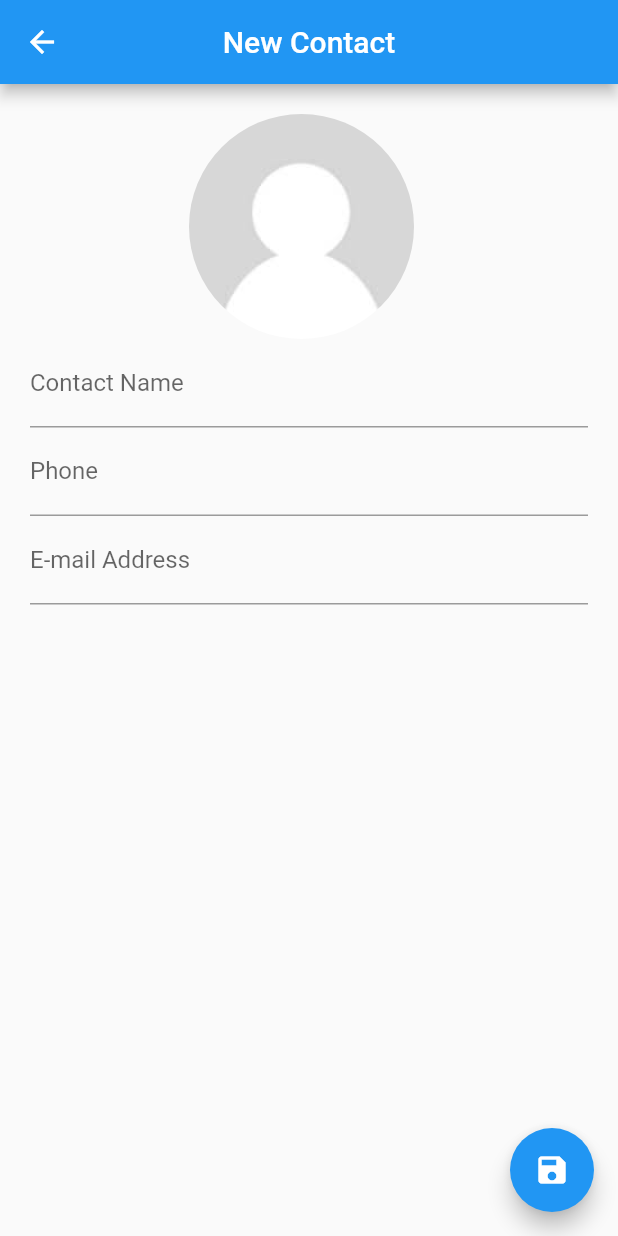
After one commit to ricardogobbo/app_6_contacts, a Flutter app: the screen it shows after launch, after a tap on the "add" icon, on a phone screen of 412 x 824 dp. The commit adds this screen. Run offline on Flutter 3.47's test engine with Material 2 defaults, Android fonts, the phone set to English and light mode, and no system bars; our stand-ins replace sqflite; accounts and stored records are empty.

Commit message:
Edição e criação de contatos

```diff
--- /dev/null
+++ b/lib/src/views/ContactEditView.dart
@@ -0,0 +1,113 @@
+import 'package:app_6_contacts/src/models/Contact.dart';
+import 'package:flutter/material.dart';
+
+class ContactEditView extends StatefulWidget {
+
+  final Contact contact;
+
+  ContactEditView({this.contact});
+
+  @override
+  _ContactEditViewState createState() => _ContactEditViewState();
+}
+
+class _ContactEditViewState extends State<ContactEditView> {
+
+  final _nameController = TextEditingController();
+  final _phoneController = TextEditingController();
+  final _emailController = TextEditingController();
+
+  bool _userEdited = false;
+  Contact _editingContact;
+
+
+  @override
+  void initState() {
+    setState(() {
+      if(widget.contact == null){
+        _editingContact = Contact.fromMap({});
+      }else{
+        _editingContact = widget.contact;
+        _nameController.text = _editingContact.name;
+        _phoneController.text = _editingContact.phone;
+        _emailController.text = _editingContact.email;
+      }
+    });
+  }
+
+  @override
+  Widget build(BuildContext context) {
+    return Scaffold(
+
+
+      appBar: AppBar(
+        title: Text(_editingContact.id == null ? "New Contact" : "Edit ${_editingContact.name ?? "Contact"}"),
+        centerTitle: true,
+      ),
+
+
+      body: SingleChildScrollView(
+        padding: EdgeInsets.all(20),
+        child: Column(
+          children: <Widget>[
+            Padding(
+              padding: EdgeInsets.only(right: 10),
+              child: Container(
+                height: 150,
+                width: 150,
+                decoration: BoxDecoration(
+                  shape: BoxShape.circle,
+                  image: DecorationImage(
+                      image: AssetImage('assets/person.jpg')
+                  ),
+                ),
+              ),
+            ),
+            TextField(
+              controller: _nameController,
+              textCapitalization: TextCapitalization.words,
+              decoration: InputDecoration(
+                labelText: "Contact Name",
+              ),
+              onChanged: (text){
+                _userEdited = true;
+                setState(() {
+                  _editingContact.name = text;
+                });
+              },
+            ),
+            TextField(
+              controller: _phoneController,
+              keyboardType: TextInputType.phone,
+              decoration: InputDecoration(
+                labelText: "Phone",
+              ),
+              onChanged: (text){
+                _userEdited = true;
+                _editingContact.phone = text;
+              },
+            ),
+            TextField(
+              controller: _emailController,
+              keyboardType: TextInputType.emailAddress,
+              decoration: InputDecoration(
+                labelText: "E-mail Address",
+              ),
+              onChanged: (text){
+                _userEdited = true;
+                _editingContact.email = text;
+              },
+            ),
+          ],
+        ),
+      ),
+
+
+      floatingActionButton: FloatingActionButton(
+        child: Icon(Icons.save),
+        onPressed: (){},
+      ),
+
+    );
+  }
+}
--- a/lib/src/views/ContactListView.dart
+++ b/lib/src/views/ContactListView.dart
@@ -1,5 +1,6 @@
 import 'package:app_6_contacts/src/models/Contact.dart';
 import 'package:app_6_contacts/src/models/ContactDAO.dart';
+import 'package:app_6_contacts/src/views/components/ContactCard.dart';
 import 'package:flutter/material.dart';
 
 class ContactListView extends StatefulWidget {
@@ -9,8 +10,20 @@ class ContactListView extends StatefulWidget {
 
 class _ContactListViewState extends State<ContactListView> {
 
+  final ContactDAO dao = ContactDAO();
+
+  List<Contact> contacts = List();
 
 
+  @override
+  void initState() {
+    super.initState();
+    dao.list().then((list){
+      setState(() {
+        contacts = list;
+      });
+    });
+  }
 
   @override
   Widget build(BuildContext context) {
@@ -20,22 +33,22 @@ class _ContactListViewState extends State<ContactListView> {
         centerTitle: true,
         actions: <Widget>[
           IconButton(
-              icon: Icon(Icons.more_vert),
-              color: Colors.white,
-              onPressed: (){}
-              )
+            icon: Icon(Icons.more_vert),
+            color: Colors.white,
+            onPressed: (){})
         ],
       ),
       floatingActionButton: FloatingActionButton(
-        child: Icon(Icons.add_call),
-        onPressed: (){
-          var contact = Contact.fromMap({
-              "name": "Ricardo",
-              "email": "rg.aguas@gmail.com"
-          });
-
-          print(contact);
-        },
+        child: Icon(Icons.add),
+        onPressed: () => showContactEditView(context, null),
+        backgroundColor: Colors.blue,
+      ),
+      body: ListView.builder(
+          padding: EdgeInsets.all(10),
+          itemCount: contacts.length,
+          itemBuilder: (context, index){
+            return ContactCard(contacts[index]);
+          }
       ),
     );
   }
--- /dev/null
+++ b/lib/src/views/components/ContactCard.dart
@@ -0,0 +1,74 @@
+import 'dart:io';
+
+import 'package:app_6_contacts/src/models/Contact.dart';
+import 'package:app_6_contacts/src/views/ContactEditView.dart';
+import 'package:flutter/cupertino.dart';
+import 'package:flutter/material.dart';
+
+class ContactCard extends StatelessWidget {
+
+  final Contact contact;
+
+  ContactCard(this.contact);
+
+  @override
+  Widget build(BuildContext context) {
+
+    return GestureDetector(
+      onTap: () => showContactEditView(context, contact),
+      child: Card(
+        child: Padding(padding: EdgeInsets.all(10),
+          child: Row(
+            children: <Widget>[
+              Padding(
+                padding: EdgeInsets.only(right: 10),
+                child: Container(
+                  height: 80,
+                  width: 80,
+                  decoration: BoxDecoration(
+                    shape: BoxShape.circle,
+                    image: DecorationImage(
+                        image: contact.image != null ?
+                            FileImage(File(contact.image)) :
+                            AssetImage('assets/person.jpg')
+                    ),
+                  ),
+                ),
+              ),
+              Expanded(
+                child: Column(
+                  crossAxisAlignment: CrossAxisAlignment.start,
+                  children: <Widget>[
+                    Text(contact.name,
+                        style: TextStyle(
+                            fontSize: 22,
+                            fontWeight: FontWeight.bold)),
+                    Text(contact.phone ?? "",
+                        style: TextStyle(
+                            fontSize: 16,
+                            color: Colors.black54,
+                            fontWeight: FontWeight.normal)),
+                    Text(contact.email ?? "",
+                        style: TextStyle(
+                            fontSize: 14,
+                            color: Colors.grey,
+                            fontWeight: FontWeight.normal)),
+
+                  ],
+                ),
+              ),
+            ],
+          )
+        )
+      )
+    );
+  }
+}
+
+
+showContactEditView(BuildContext context, Contact contact) {
+  Navigator.push(context,
+      MaterialPageRoute(
+          builder: (context) => ContactEditView(contact: contact))
+  );
+}
--- a/pubspec.yaml
+++ b/pubspec.yaml
@@ -47,6 +47,9 @@ flutter:
   # assets:
   #  - images/a_dot_burr.jpeg
   #  - images/a_dot_ham.jpeg
+  assets:
+    - assets/icon.png
+    - assets/person.jpg
 
   # An image asset can refer to one or more resolution-specific "variants", see
   # https://flutter.dev/assets-and-images/#resolution-aware.
@@ -77,4 +80,4 @@ flutter:
 flutter_icons:
   android: "launcher_icon"
   ios: true
-  image_path: "lib/assets/icon.png"
+  image_path: "assets/icon.png"
```
Also changed, not shown: assets/icon.png (renamed from lib/assets/icon.png), assets/person.jpg (added).
